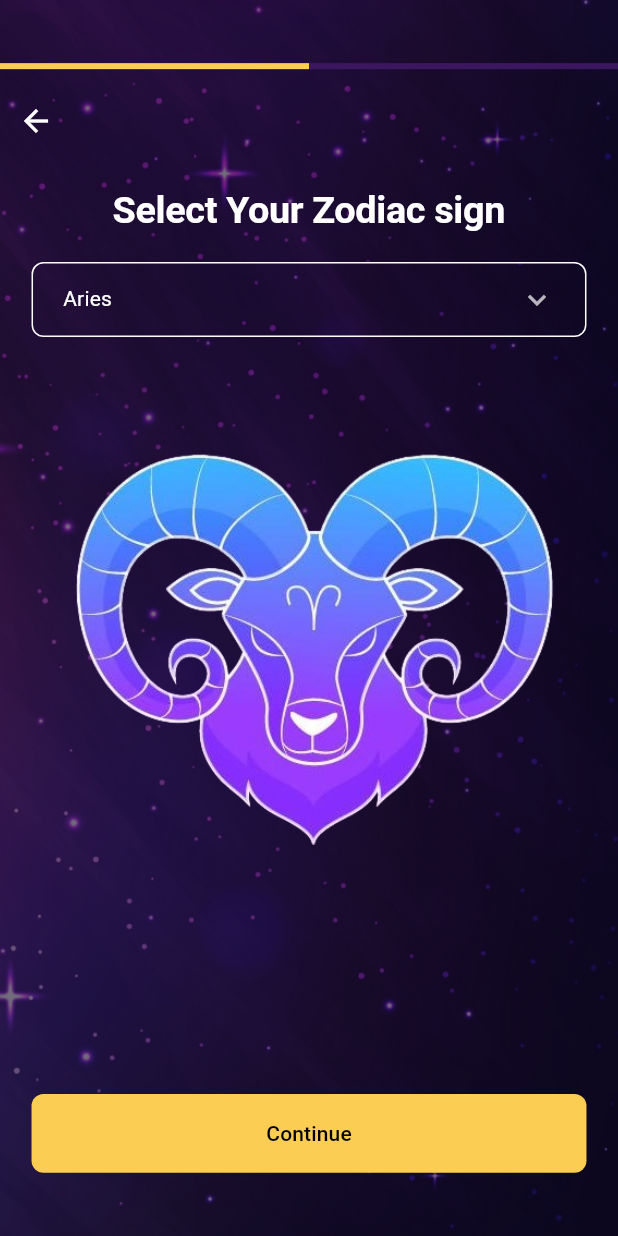
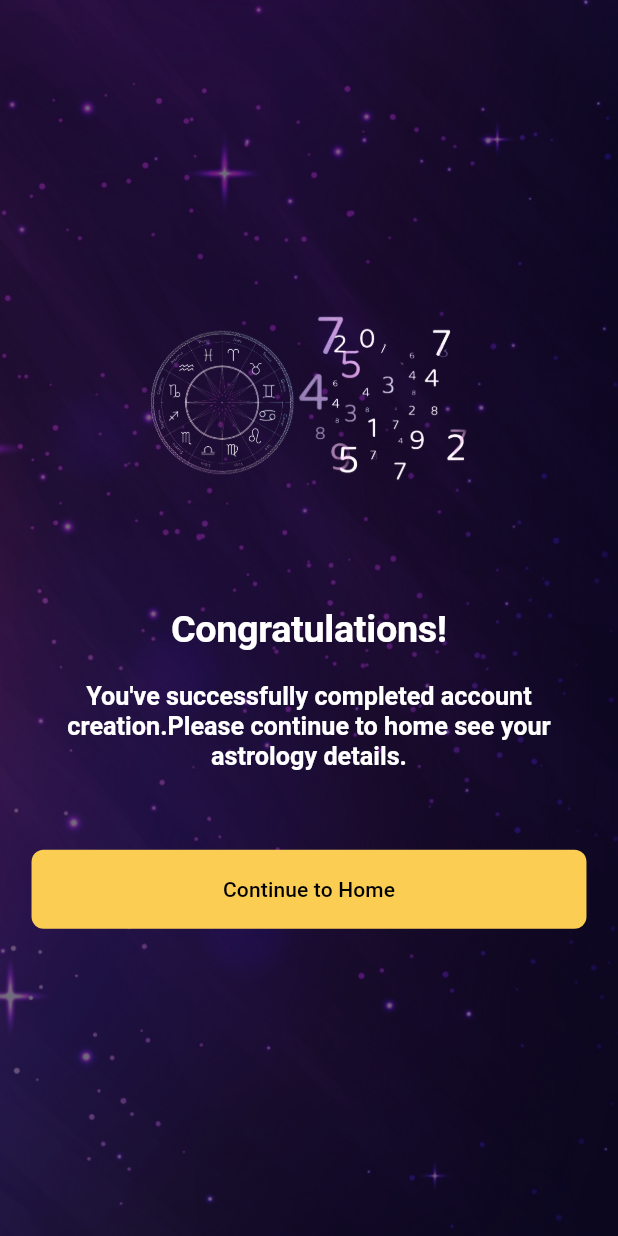
Before and after one commit to Nilupul96/astrology, a Flutter app: the SetZodiacScreen screen opened by its route, after a tap on "Continue", on a phone screen of 412 x 824 dp. Run offline on Flutter 3.47's test engine with Material 3 defaults, Android fonts, the phone set to English and light mode, and no system bars; drawn by our look-alikes of flutter_animate; our stand-ins replace bloc, cloud_firestore, connectivity_plus, equatable, firebase_auth, firebase_core and 11 more; accounts and stored records are empty.

Commit message:
onboarding completion UI implementation

```diff
--- a/lib/core/app_routes.dart
+++ b/lib/core/app_routes.dart
@@ -1,5 +1,6 @@
 import 'package:astrology/features/auth/domain/entities/user.dart';
 import 'package:astrology/features/onboarding/presentation/pages/add_birthday_screen.dart';
+import 'package:astrology/features/onboarding/presentation/pages/onboarding_succsess_screen.dart';
 import 'package:astrology/features/onboarding/presentation/pages/set_name_screen.dart';
 import 'package:astrology/features/onboarding/presentation/pages/set_zodiac_sign_screen.dart';
 import 'package:astrology/features/settings/presentation/pages/settings_screen.dart';
@@ -41,6 +42,11 @@ class AppRoutes {
         builder: (context, state) => const SetZodiacScreen(),
       ),
       GoRoute(
+        name: OnboardingSuccessScreen.routeName,
+        path: '/onboarding-success',
+        builder: (context, state) => const OnboardingSuccessScreen(),
+      ),
+      GoRoute(
         name: HomeScreen.routeName,
         path: '/home',
         builder: (context, state) => HomeScreen(
--- /dev/null
+++ b/lib/features/onboarding/presentation/pages/onboarding_succsess_screen.dart
@@ -0,0 +1,56 @@
+import 'package:astrology/core/app_assets.dart';
+import 'package:flutter/material.dart';
+import 'package:flutter_screenutil/flutter_screenutil.dart';
+
+import '../../../../core/app_colors.dart';
+import '../../../../core/widgets/main_btn.dart';
+import '../../../../core/widgets/screen_bg.dart';
+
+class OnboardingSuccessScreen extends StatefulWidget {
+  static const routeName = "/onboarding-complete";
+  const OnboardingSuccessScreen({super.key});
+
+  @override
+  State<OnboardingSuccessScreen> createState() =>
+      _OnboardingSuccessScreenState();
+}
+
+class _OnboardingSuccessScreenState extends State<OnboardingSuccessScreen> {
+  @override
+  Widget build(BuildContext context) {
+    return Scaffold(
+      body: ScreenBg(
+          child: Padding(
+              padding: EdgeInsets.symmetric(horizontal: 20.w),
+              child: Column(
+                mainAxisAlignment: MainAxisAlignment.center,
+                children: [
+                  RSizedBox(
+                      height: 120, child: Image.asset(AppAssets.addDateBg)),
+                  RSizedBox(
+                    height: 70,
+                  ),
+                  Text(
+                    "Congratulations!",
+                    style: Theme.of(context).textTheme.displayLarge,
+                  ),
+                  RSizedBox(
+                    height: 20,
+                  ),
+                  Text(
+                    "You've successfully completed account creation.Please continue to home see your astrology details.",
+                    textAlign: TextAlign.center,
+                    style: Theme.of(context).textTheme.displayMedium,
+                  ),
+                  RSizedBox(
+                    height: 50,
+                  ),
+                  MainBtn(
+                      lbl: 'Continue to Home',
+                      bgColor: AppColors.primaryYellow,
+                      onClick: () async {}),
+                ],
+              ))),
+    );
+  }
+}
--- a/lib/features/onboarding/presentation/pages/set_zodiac_sign_screen.dart
+++ b/lib/features/onboarding/presentation/pages/set_zodiac_sign_screen.dart
@@ -1,6 +1,7 @@
 import 'package:astrology/core/widgets/main_dropdown.dart';
 import 'package:astrology/core/widgets/screen_bg.dart';
 import 'package:astrology/core/zodiac_sign_model.dart';
+import 'package:astrology/features/onboarding/presentation/pages/onboarding_succsess_screen.dart';
 import 'package:astrology/features/onboarding/presentation/widgets/stepper.dart';
 import 'package:flutter/material.dart';
 import 'package:flutter_animate/flutter_animate.dart';
@@ -33,7 +34,7 @@ class _SetZodiacScreenState extends State<SetZodiacScreen> {
                 children: [
                   const RSizedBox(height: 40),
                   const CustomStepper(
-                    value: 0.5,
+                    value: 0.6,
                   ),
                   const RSizedBox(height: 10),
                   Align(
@@ -78,7 +79,9 @@ class _SetZodiacScreenState extends State<SetZodiacScreen> {
                 child: MainBtn(
                     lbl: 'Continue',
                     bgColor: AppColors.primaryYellow,
-                    onClick: () async {}),
+                    onClick: () async {
+                      context.pushNamed(OnboardingSuccessScreen.routeName);
+                    }),
               ),
             ),
           ],
```
